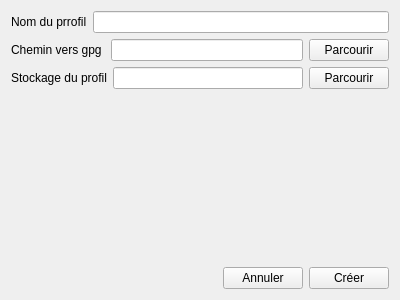
Old version of the form GuiPG/src/View/Profil/profilecreation.ui in the repository Diakakodo/GuiPG.
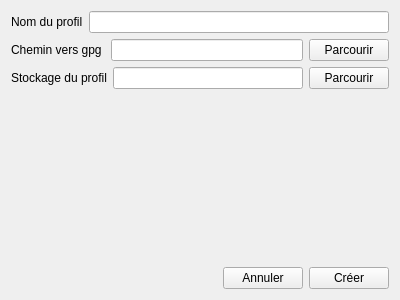
New version of the form.

Commit message: Quelques changements dans le CDR

Patch:
```diff
--- a/GuiPG/src/View/Profil/profilecreation.ui
+++ b/GuiPG/src/View/Profil/profilecreation.ui
@@ -21,7 +21,7 @@
        <item>
         <widget class="QLabel" name="nameLabel">
          <property name="text">
-          <string>Nom du prrofil</string>
+          <string>Nom du profil</string>
          </property>
          <property name="textFormat">
           <enum>Qt::PlainText</enum>
```
The commit also changes 1 other file.
